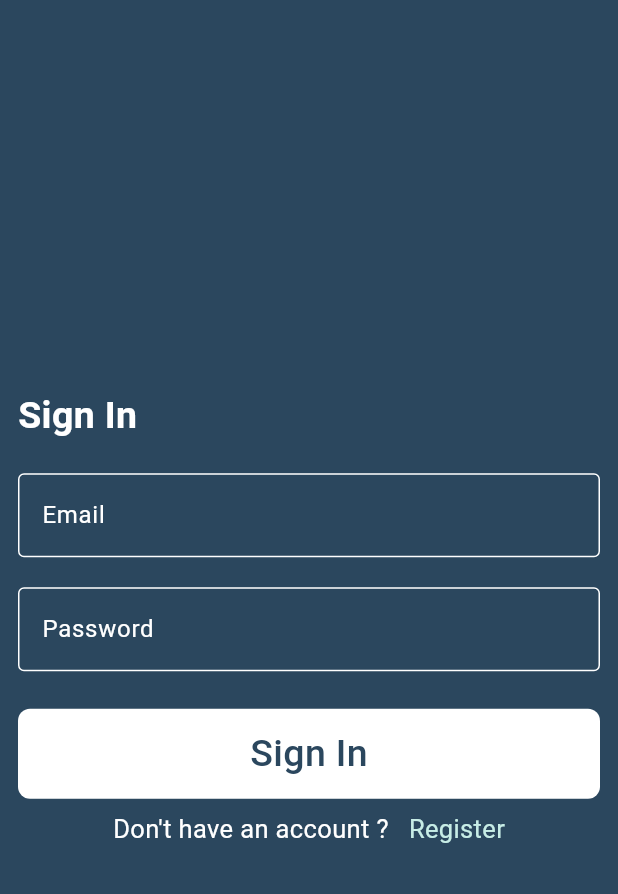
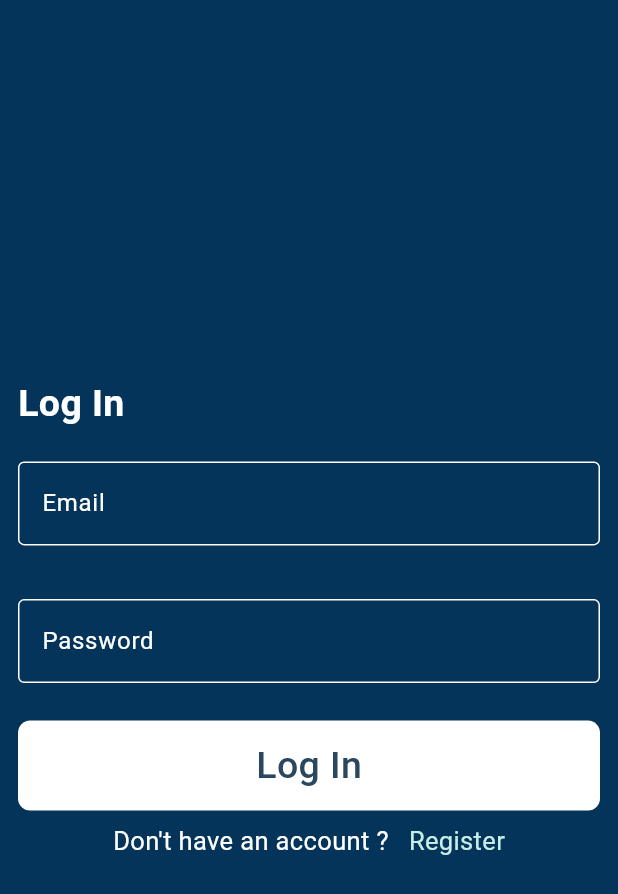
Before and after one commit to ahmeddarafat/iti_final_project, a Flutter app: the screen it shows after launch, after a tap on "Skip", after a tap on "Get Started", on a phone screen of 412 x 824 dp. Shown: the top 894 px of the screen. Run offline on Flutter 3.47's test engine with Material 2 defaults, Android fonts, the phone set to English and light mode, and no system bars; drawn by our look-alikes of modal_progress_hud_nsn; our stand-ins replace carousel_slider, cloud_firestore, equatable, firebase_auth, firebase_core, flutter_bloc and 2 more; accounts and stored records are empty; network calls fail; Roboto replaces fonts that are missing (pacifico); statements that could not run were skipped.

Commit message:
final commit

```diff
--- a/lib/main.dart
+++ b/lib/main.dart
@@ -7,6 +7,7 @@
 import 'package:flutter_screenutil/flutter_screenutil.dart';
 import 'package:iti_final_project/data/source/local/app_prefs.dart';
 import 'package:iti_final_project/view/pages/onboarding/onboarding_page.dart';
+import 'package:iti_final_project/view/pages/splash/splash_screen.dart';
 import 'package:iti_final_project/view_model/onboarding/onboarding_cubit.dart';
 
 import 'firebase_options.dart';
@@ -43,13 +44,13 @@
             title: 'ITI Final Project',
             theme: ThemeData(
               colorScheme:
-                  ColorScheme.fromSeed(seedColor: AppColors.kPrimaryColor),
+                  ColorScheme.fromSeed(seedColor: const Color(0xff013274)),
               useMaterial3: true,
             ),
             scrollBehavior: ScrollConfiguration.of(context).copyWith(
               physics: const BouncingScrollPhysics(),
             ),
-            home: const OnboardingPage(),
+            home: const SplashScreen(),
           ),
         );
       },
--- a/lib/view/pages/auth/login_screen.dart
+++ b/lib/view/pages/auth/login_screen.dart
@@ -2,7 +2,9 @@
 
 import 'package:firebase_auth/firebase_auth.dart';
 import 'package:flutter/material.dart';
+import 'package:flutter_screenutil/flutter_screenutil.dart';
 import 'package:iti_final_project/data/source/local/app_prefs.dart';
+import 'package:iti_final_project/resources/styles/app_colors.dart';
 import 'package:iti_final_project/view/pages/HomeScreen/home_screen.dart';
 import 'package:iti_final_project/view/pages/auth/signup_screen.dart';
 import 'package:modal_progress_hud_nsn/modal_progress_hud_nsn.dart';
@@ -33,7 +35,7 @@ class _LoginScreenState extends State<LoginScreen> {
     return ModalProgressHUD(
       inAsyncCall: isLoading,
       child: Scaffold(
-        backgroundColor: kPrimaryColor,
+        backgroundColor: AppColors.kPrimaryColor,
         body: Padding(
           padding: const EdgeInsets.all(12.0),
           child: Form(
@@ -61,7 +63,7 @@ class _LoginScreenState extends State<LoginScreen> {
                   mainAxisAlignment: MainAxisAlignment.start,
                   children: [
                     Text(
-                      "Sign In",
+                      "Log In",
                       style: TextStyle(
                         color: kPrimaryColorWhite,
                         fontSize: 25,
@@ -77,8 +79,8 @@ class _LoginScreenState extends State<LoginScreen> {
                   hintText: "Email",
                   onChanged: (data) => email = data,
                 ),
-                const SizedBox(
-                  height: 20.0,
+                SizedBox(
+                  height: 30.0.h,
                 ),
                 CustomTextField(
                   obscureText: true,
@@ -89,7 +91,7 @@ class _LoginScreenState extends State<LoginScreen> {
                   height: 25,
                 ),
                 CustomButton(
-                  text: "Sign In",
+                  text: "Log In",
                   onTap: () async {
                     if (formKey.currentState!.validate()) {
                       isLoading = true;
--- a/lib/view/pages/auth/signup_screen.dart
+++ b/lib/view/pages/auth/signup_screen.dart
@@ -1,6 +1,7 @@
 import 'package:firebase_auth/firebase_auth.dart';
 import 'package:flutter/material.dart';
 import 'package:flutter_screenutil/flutter_screenutil.dart';
+import 'package:iti_final_project/resources/styles/app_colors.dart';
 import 'package:modal_progress_hud_nsn/modal_progress_hud_nsn.dart';
 import '../../../constants.dart';
 import '../../../data/source/local/app_prefs.dart';
@@ -30,7 +31,7 @@ class _SignUpScreenState extends State<SignUpScreen> {
     return ModalProgressHUD(
       inAsyncCall: isLoading,
       child: Scaffold(
-        backgroundColor: kPrimaryColor,
+        backgroundColor: AppColors.kPrimaryColor,
         body: Padding(
           padding: const EdgeInsets.all(12.0),
           child: Form(
@@ -82,7 +83,7 @@ class _SignUpScreenState extends State<SignUpScreen> {
                   onChanged: (data) => password = data,
                 ),
                 SizedBox(
-                  height: 25.h,
+                  height: 30.h,
                 ),
                 CustomButton(
                   text: "Sign Up",
--- /dev/null
+++ b/lib/view/pages/splash/splash_screen.dart
@@ -0,0 +1,38 @@
+import 'package:flutter/foundation.dart';
+import 'package:flutter/material.dart';
+import 'package:flutter_screenutil/flutter_screenutil.dart';
+import 'package:iti_final_project/resources/constants/app_assets.dart';
+import 'package:iti_final_project/resources/styles/app_colors.dart';
+import 'package:iti_final_project/view/pages/onboarding/onboarding_page.dart';
+
+class SplashScreen extends StatefulWidget {
+  const SplashScreen({super.key});
+
+  @override
+  State<SplashScreen> createState() => _SplashScreenState();
+}
+
+class _SplashScreenState extends State<SplashScreen> {
+  @override
+  void initState(){
+    super.initState();
+    Future.delayed(const Duration(seconds: 4),
+            ()=> Navigator.pushReplacement(context, MaterialPageRoute(builder: (context)=> const OnboardingPage())));
+  }
+  @override
+  Widget build(BuildContext context) {
+    return Scaffold(
+      backgroundColor: AppColors.white,
+      body: Center(
+        child: Column(
+          mainAxisAlignment: MainAxisAlignment.center,
+          children: [
+            Image.asset(AppAssets.carLogo),
+            SizedBox(height: 30.h,),
+            const Text("Car's Store", style: TextStyle(color: Color(0xff013274), fontSize: 30, fontWeight: FontWeight.bold),),
+          ],
+        ),
+      ),
+    );
+  }
+}
```
